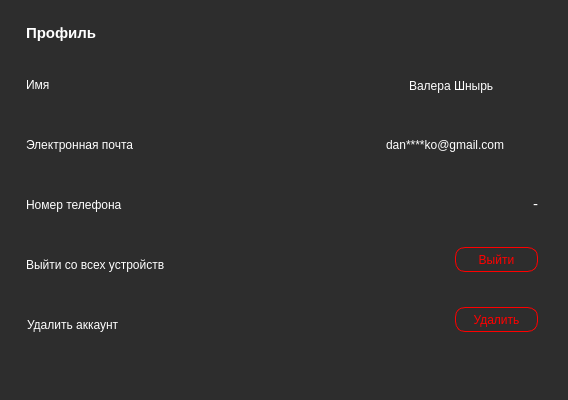
Above: hakaton/menu.ui from JohnyDepp228/Hakaton before the change. Below: the same form after it.
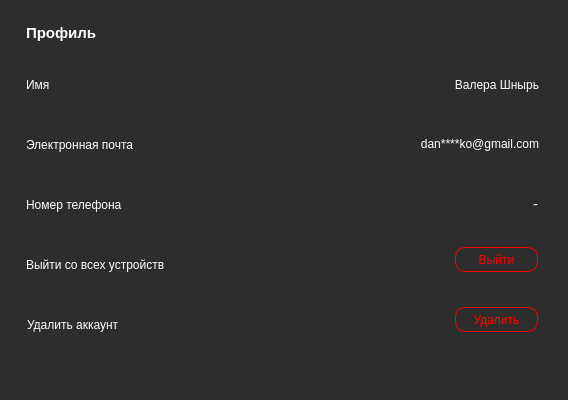
That is the form after the change. Icons and pictures are not drawn.

What changed in the file:
```diff
--- a/hakaton/menu.ui
+++ b/hakaton/menu.ui
@@ -174,11 +174,14 @@
      </size>
     </property>
     <property name="styleSheet">
-     <string notr="true">border:none;
-color: rgb(255, 255, 255);</string>
+     <string notr="true">#name_text{
+border:none;
+color: rgb(255, 255, 255);
+text-align: right;
+}</string>
     </property>
     <property name="text">
-     <string>Валера Шнырь</string>
+     <string>&lt;html&gt;&lt;head/&gt;&lt;body&gt;&lt;p align=&quot;right&quot;&gt;Валера Шнырь&lt;/p&gt;&lt;/body&gt;&lt;/html&gt;</string>
     </property>
    </widget>
    <widget class="QLabel" name="label_5">
@@ -212,7 +215,7 @@
 color: rgb(255, 255, 255);</string>
     </property>
     <property name="text">
-     <string>dan****ko@gmail.com</string>
+     <string>&lt;html&gt;&lt;head/&gt;&lt;body&gt;&lt;p align=&quot;right&quot;&gt;dan****ko@gmail.com&lt;/p&gt;&lt;/body&gt;&lt;/html&gt;</string>
     </property>
    </widget>
    <widget class="QLabel" name="label_4">
```
